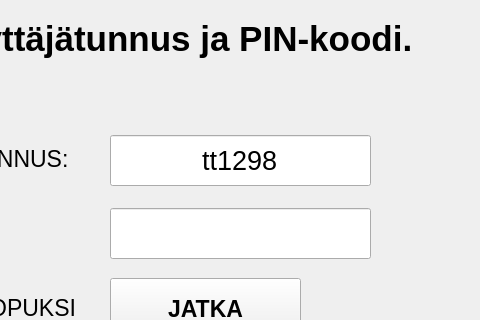
This is frontend/mainwindow.ui in 22kmo-project/group_17 as Qt 5 draws it before an edit; both pictures show x 370 to 850 and y 132 to 452 of the 973 by 558 pixel window. The edited form follows.
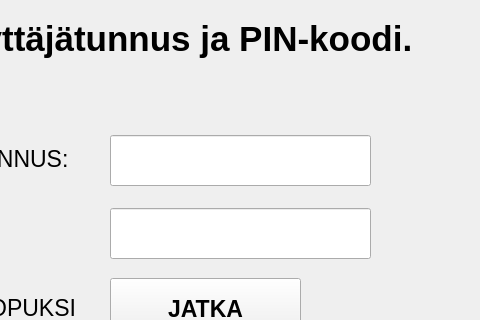
This is the edited form. The open tabs and pages were chosen to show the change. Icons and pictures are not drawn.

Commit message: viimehetken muutokset ja korjausyritykset

```diff
--- a/frontend/mainwindow.ui
+++ b/frontend/mainwindow.ui
@@ -106,7 +106,7 @@
        </font>
       </property>
       <property name="text">
-       <string>tt1298</string>
+       <string/>
       </property>
       <property name="maxLength">
        <number>6</number>
```
Left out of the diff: 2 changed lines with no effect on the pictures. The commit also changes 1 other file.
